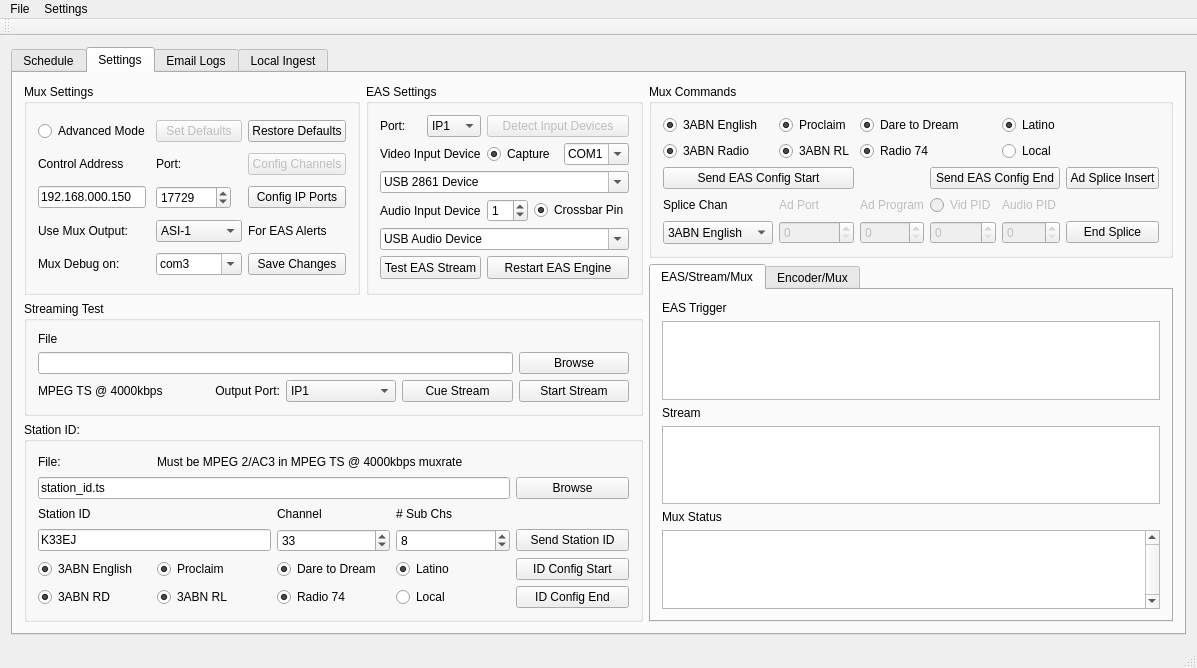
Before: the Qt Designer form Source/mainwindow.ui in dedicatedbroadcastsolutions/TvARP, drawn with Qt 5.
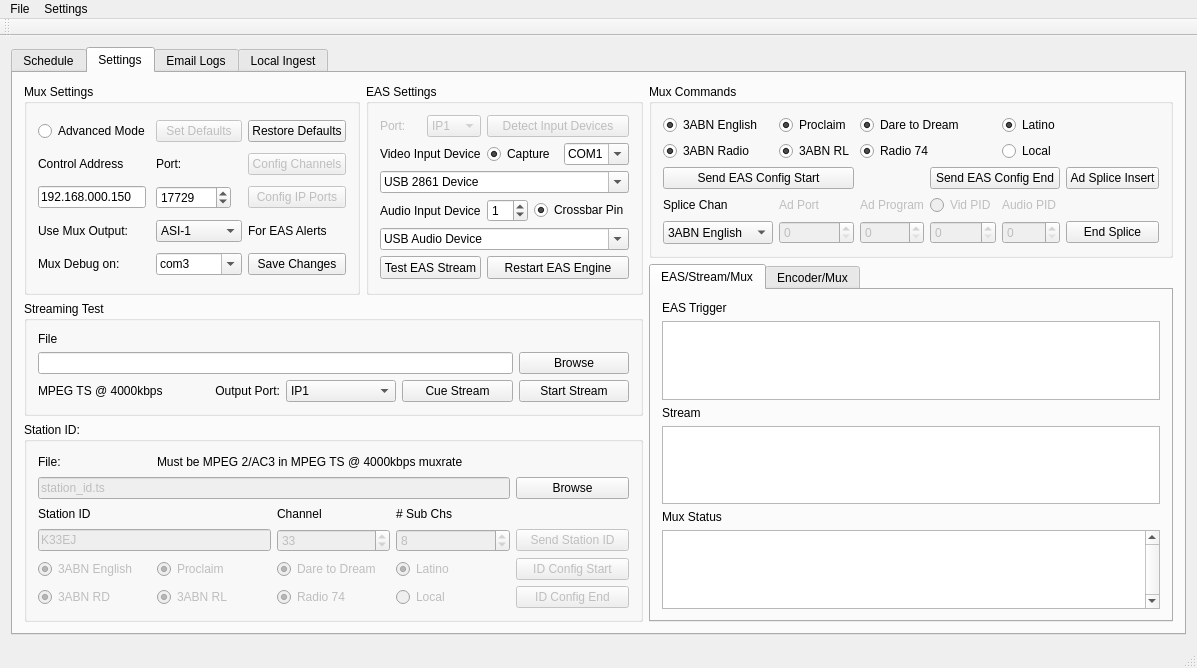
After: the same form once the commit is applied. The open tabs and pages were chosen to show the change. Icons and pictures are not drawn.

What changed in the file:
```diff
--- a/Source/mainwindow.ui
+++ b/Source/mainwindow.ui
@@ -251,6 +251,9 @@
            </item>
            <item row="3" column="3">
             <widget class="QPushButton" name="pushButton_3">
+             <property name="enabled">
+              <bool>false</bool>
+             </property>
              <property name="minimumSize">
               <size>
                <width>0</width>
@@ -354,6 +357,9 @@
            </item>
            <item row="0" column="0">
             <widget class="QLabel" name="label_3">
+             <property name="enabled">
+              <bool>false</bool>
+             </property>
              <property name="text">
               <string>Port:</string>
              </property>
@@ -368,6 +374,9 @@
            </item>
            <item row="0" column="1">
             <widget class="QComboBox" name="comboBox_8">
+             <property name="enabled">
+              <bool>false</bool>
+             </property>
              <property name="minimumSize">
               <size>
                <width>0</width>
@@ -978,6 +987,9 @@
           <layout class="QGridLayout" name="gridLayout_11">
            <item row="5" column="0">
             <widget class="QRadioButton" name="ch5_2">
+             <property name="enabled">
+              <bool>false</bool>
+             </property>
              <property name="text">
               <string>3ABN RD</string>
              </property>
@@ -991,6 +1003,9 @@
            </item>
            <item row="5" column="1">
             <widget class="QRadioButton" name="ch6_2">
+             <property name="enabled">
+              <bool>false</bool>
+             </property>
              <property name="text">
               <string>3ABN RL</string>
              </property>
@@ -1011,6 +1026,9 @@
            </item>
            <item row="1" column="0" colspan="4">
             <widget class="QLineEdit" name="station_id_filename">
+             <property name="enabled">
+              <bool>false</bool>
+             </property>
              <property name="text">
               <string>station_id.ts</string>
              </property>
@@ -1025,6 +1043,9 @@
            </item>
            <item row="4" column="0">
             <widget class="QRadioButton" name="ch1_2">
+             <property name="enabled">
+              <bool>false</bool>
+             </property>
              <property name="text">
               <string>3ABN English</string>
              </property>
@@ -1038,6 +1059,9 @@
            </item>
            <item row="4" column="1">
             <widget class="QRadioButton" name="ch2_2">
+             <property name="enabled">
+              <bool>false</bool>
+             </property>
              <property name="text">
               <string>Proclaim</string>
              </property>
@@ -1058,6 +1082,9 @@
            </item>
            <item row="3" column="0" colspan="2">
             <widget class="QLineEdit" name="lineEdit_2">
+             <property name="enabled">
+              <bool>false</bool>
+             </property>
              <property name="text">
               <string>K33EJ</string>
              </property>
@@ -1065,6 +1092,9 @@
            </item>
            <item row="3" column="2">
             <widget class="QSpinBox" name="spinBox_2">
+             <property name="enabled">
+              <bool>false</bool>
+             </property>
              <property name="minimum">
               <number>2</number>
              </property>
@@ -1092,6 +1122,9 @@
            </item>
            <item row="3" column="3">
             <widget class="QSpinBox" name="spinBox_3">
+             <property name="enabled">
+              <bool>false</bool>
+             </property>
              <property name="minimum">
               <number>1</number>
              </property>
@@ -1102,6 +1135,9 @@
            </item>
            <item row="3" column="4">
             <widget class="QPushButton" name="test_station_ID">
+             <property name="enabled">
+              <bool>false</bool>
+             </property>
              <property name="text">
               <string>Send Station ID</string>
              </property>
@@ -1109,6 +1145,9 @@
            </item>
            <item row="4" column="2">
             <widget class="QRadioButton" name="ch3_2">
+             <property name="enabled">
+              <bool>false</bool>
+             </property>
              <property name="text">
               <string>Dare to Dream</string>
              </property>
@@ -1122,6 +1161,9 @@
            </item>
            <item row="5" column="2">
             <widget class="QRadioButton" name="ch7_2">
+             <property name="enabled">
+              <bool>false</bool>
+             </property>
              <property name="text">
               <string>Radio 74</string>
              </property>
@@ -1135,6 +1177,9 @@
            </item>
            <item row="4" column="3">
             <widget class="QRadioButton" name="ch4_2">
+             <property name="enabled">
+              <bool>false</bool>
+             </property>
              <property name="text">
               <string>Latino</string>
              </property>
@@ -1148,6 +1193,9 @@
            </item>
            <item row="5" column="3">
             <widget class="QRadioButton" name="ch8_2">
+             <property name="enabled">
+              <bool>false</bool>
+             </property>
              <property name="text">
               <string>Local</string>
              </property>
@@ -1161,6 +1209,9 @@
            </item>
            <item row="4" column="4">
             <widget class="QPushButton" name="send_ID_config">
+             <property name="enabled">
+              <bool>false</bool>
+             </property>
              <property name="text">
               <string>ID Config Start</string>
              </property>
@@ -1168,6 +1219,9 @@
            </item>
            <item row="5" column="4">
             <widget class="QPushButton" name="revert_ID_config">
+             <property name="enabled">
+              <bool>false</bool>
+             </property>
              <property name="text">
               <string>ID Config End</string>
              </property>
```
Left out of the diff: 41 changed lines with no effect on the pictures.
